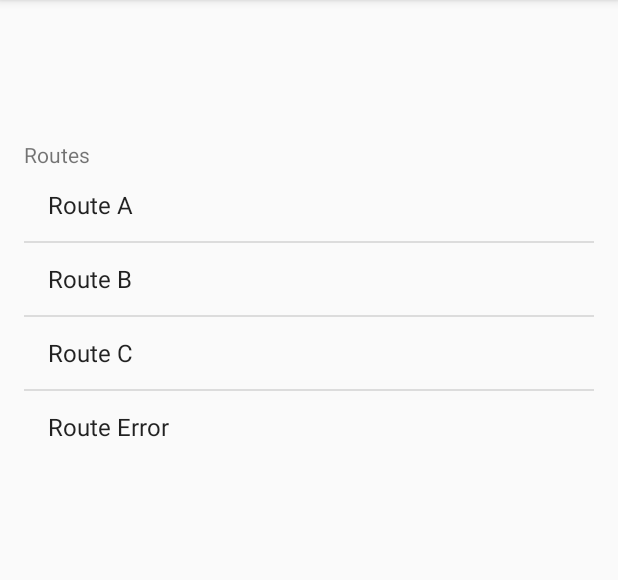
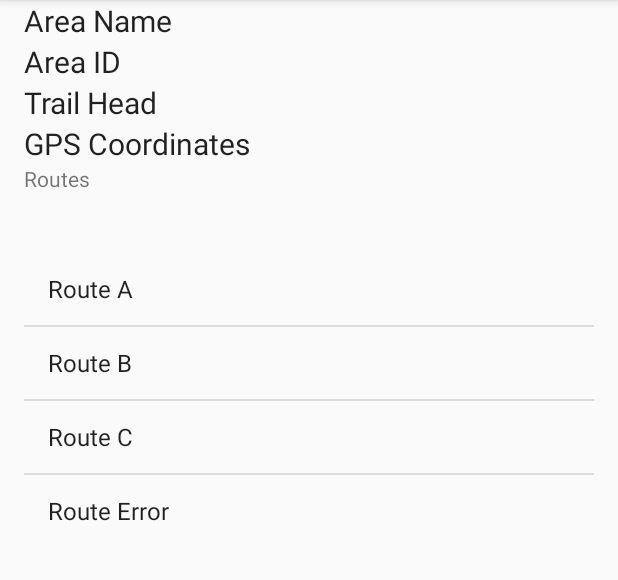
Before and after one commit to mattghall/AndroidFinalProject, an Android app: the fragment RouteList_Fragment shown on its own in the app's theme, on a phone screen of 412 x 824 dp, the part 84-664 px from its top. Run offline under Robolectric (Android 15) with nearby library versions, the phone set to English and light mode, and no system bars; our stand-ins replace data binding; 1 statement that could not run was skipped.

Commit message:
Bind alues to area and add more things

```diff
--- a/mobile/src/main/java/com/example/mattghall/finalproject/RouteList_Fragment.java
+++ b/mobile/src/main/java/com/example/mattghall/finalproject/RouteList_Fragment.java
@@ -1,6 +1,8 @@
 package com.example.mattghall.finalproject;
 
 import android.content.Intent;
+import android.databinding.DataBindingUtil;
+import android.databinding.ViewDataBinding;
 import android.support.v4.app.Fragment;
 import android.os.Bundle;
 import android.view.LayoutInflater;
@@ -28,6 +30,7 @@ public class RouteList_Fragment extends Fragment {
     private ListView routeListView;
     private ArrayAdapter arrayAdapter;
     JSONObject areaData = null;
+    ClimbingAreaClass climbingAreaClass = null;
 
     @Override
     public View onCreateView(LayoutInflater inflater, ViewGroup container,
@@ -38,14 +41,20 @@ public class RouteList_Fragment extends Fragment {
             if(buns == null)
                 throw new Exception();
             areaData = new JSONObject(buns.getString("area"));
+            climbingAreaClass = new ClimbingAreaClass(areaData);
             routeNames = GetRouteNames(areaData);
             routeIds = GetRouteIds(areaData);
+
         } catch (Exception e) {
             ToastMachine("Could not get routes");
             e.printStackTrace();
         }
 
-        View fragmentView = inflater.inflate(R.layout.fragment_routes,container,false);
+        ViewDataBinding binding = DataBindingUtil.inflate(inflater,R.layout.fragment_routes,container,false);
+        View fragmentView = binding.getRoot();
+        binding.setVariable(BR.areaData,climbingAreaClass);
+
+        //View fragmentView = inflater.inflate(R.layout.fragment_routes,container,false);
 
         routeListView = (ListView) fragmentView.findViewById(R.id.routes_listview);
 
@@ -71,6 +80,8 @@ public class RouteList_Fragment extends Fragment {
                }
             }
         });
+
+
         return fragmentView;
     }
 
--- a/mobile/src/main/res/layout/fragment_routes.xml
+++ b/mobile/src/main/res/layout/fragment_routes.xml
@@ -13,32 +13,77 @@
         android:paddingBottom="@dimen/activity_vertical_margin"
         android:paddingLeft="@dimen/activity_horizontal_margin"
         android:paddingRight="@dimen/activity_horizontal_margin"
-        android:paddingTop="@dimen/activity_vertical_margin"
         android:orientation="vertical"
         tools:context="com.example.mattghall.finalproject.RouteList_Fragment"
         tools:showIn="@layout/activity_main">
+        <!-- Route Details -->
+    <LinearLayout
+        android:layout_width="match_parent"
+        android:layout_height="wrap_content"
+        android:orientation="horizontal">
             <TextView
+                style="@style/DetailsLabels"
                 android:layout_width="wrap_content"
                 android:layout_height="wrap_content"
+                android:text="@string/areaNameLabel" />
+            <TextView
+                style="@style/DetailsValue"
+                android:layout_width="match_parent"
+                android:layout_height="wrap_content"
                 android:text="@{areaData.name}" />
+        </LinearLayout>
+        <LinearLayout
+            android:layout_width="match_parent"
+            android:layout_height="wrap_content"
+            android:orientation="horizontal">
             <TextView
+                style="@style/DetailsLabels"
                 android:layout_width="wrap_content"
                 android:layout_height="wrap_content"
+                android:text="@string/areaIdLabel" />
+            <TextView
+                style="@style/DetailsValue"
+                android:layout_width="match_parent"
+                android:layout_height="wrap_content"
                 android:text="@{areaData.id}" />
+        </LinearLayout>
+        <LinearLayout
+            android:layout_width="match_parent"
+            android:layout_height="wrap_content"
+            android:orientation="horizontal">
             <TextView
+                style="@style/DetailsLabels"
                 android:layout_width="wrap_content"
                 android:layout_height="wrap_content"
+                android:text="@string/trailHeadNameLabel" />
+            <TextView
+                style="@style/DetailsValue"
+                android:layout_width="match_parent"
+                android:layout_height="wrap_content"
                 android:text="@{areaData.trailHeadName}" />
+        </LinearLayout>
+        <LinearLayout
+            android:layout_width="match_parent"
+            android:layout_height="wrap_content"
+            android:orientation="horizontal">
             <TextView
+                style="@style/DetailsLabels"
                 android:layout_width="wrap_content"
                 android:layout_height="wrap_content"
+                android:text="@string/gpsCoordinatesLabel" />
+            <TextView
+                style="@style/DetailsValue"
+                android:layout_width="match_parent"
+                android:layout_height="wrap_content"
                 android:text="@{areaData.trailHeadGPS}" />
+        </LinearLayout>
         <TextView
             android:layout_width="wrap_content"
             android:layout_height="wrap_content"
             android:text="@string/routes_title" />
         <ListView
             android:id="@+id/routes_listview"
+            android:paddingTop="40dp"
             android:layout_width="match_parent"
             android:layout_height="wrap_content" >
         </ListView>
--- a/mobile/src/main/res/values/strings.xml
+++ b/mobile/src/main/res/values/strings.xml
@@ -16,6 +16,10 @@
 
     <string name="editLabel">Edit</string>
     <string name="saveButtonLabel">Save</string>
+    <string name="areaNameLabel">Area Name</string>
+    <string name="areaIdLabel">Area ID</string>
+    <string name="trailHeadNameLabel">Trail Head</string>
+    <string name="gpsCoordinatesLabel">GPS Coordinates</string>
 
 
 </resources>
```
Lines whose indentation alone changed are shown as unchanged.
